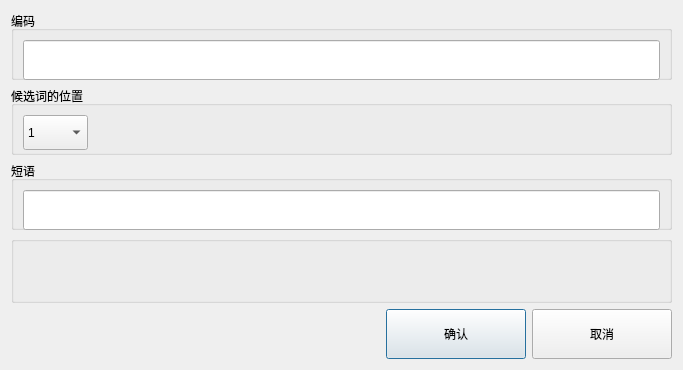
The window that PyQtLib/ui/update_word.ui (YangWeiBin/wubi-dictionary-converter) describes before a commit, drawn with Qt 5.
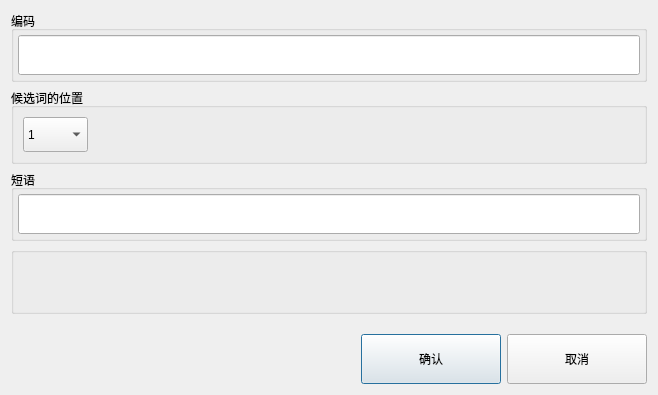
The same window after the commit.

The edit to the form file:
```diff
--- a/PyQtLib/ui/update_word.ui
+++ b/PyQtLib/ui/update_word.ui
@@ -6,8 +6,8 @@
    <rect>
     <x>0</x>
     <y>0</y>
-    <width>683</width>
-    <height>370</height>
+    <width>658</width>
+    <height>395</height>
    </rect>
   </property>
   <property name="minimumSize">
@@ -44,6 +44,21 @@
       <string>编码</string>
      </property>
      <layout class="QVBoxLayout" name="verticalLayout_14">
+      <property name="spacing">
+       <number>4</number>
+      </property>
+      <property name="leftMargin">
+       <number>4</number>
+      </property>
+      <property name="topMargin">
+       <number>4</number>
+      </property>
+      <property name="rightMargin">
+       <number>4</number>
+      </property>
+      <property name="bottomMargin">
+       <number>4</number>
+      </property>
       <item>
        <widget class="QLineEdit" name="codeEdit">
         <property name="sizePolicy">
@@ -174,6 +189,21 @@
       <string>短语</string>
      </property>
      <layout class="QVBoxLayout" name="verticalLayout_9">
+      <property name="spacing">
+       <number>4</number>
+      </property>
+      <property name="leftMargin">
+       <number>4</number>
+      </property>
+      <property name="topMargin">
+       <number>4</number>
+      </property>
+      <property name="rightMargin">
+       <number>4</number>
+      </property>
+      <property name="bottomMargin">
+       <number>4</number>
+      </property>
       <item>
        <widget class="QLineEdit" name="wordEdit">
         <property name="sizePolicy">
```
